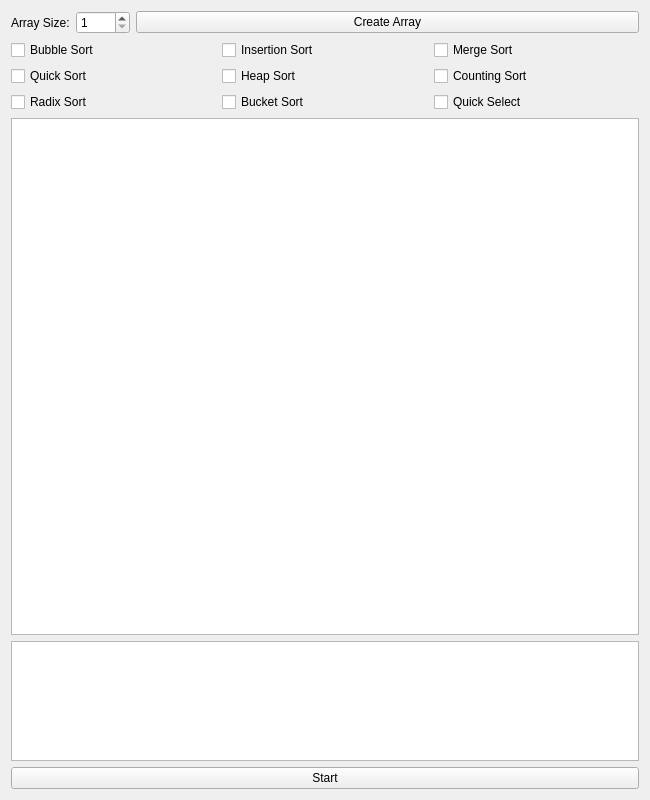
First picture: the form in widget.ui, repository NateJoshuaSmith/Algorithms, before the edit.
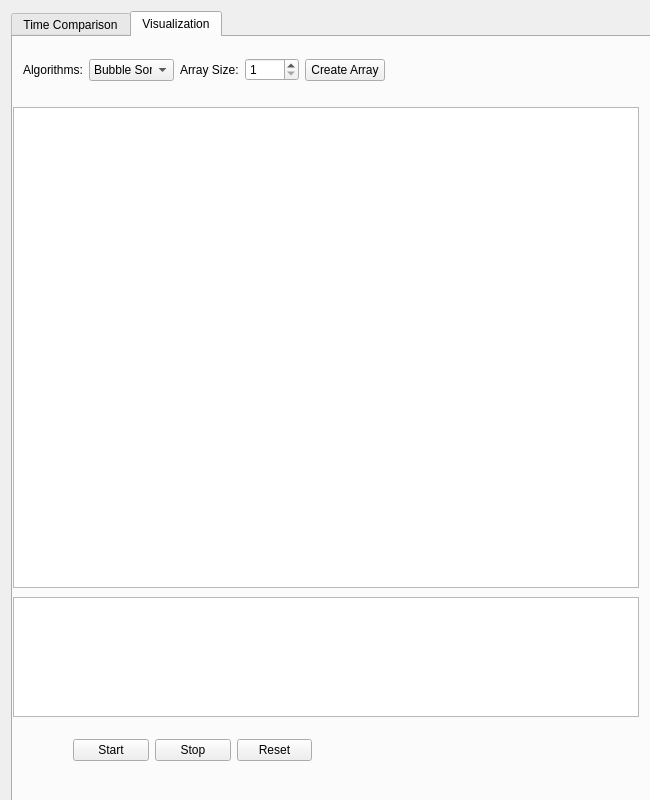
Second picture: the form after the edit. The open tabs and pages were chosen to show the change.

Diff of the .ui file:
```diff
--- a/widget.ui
+++ b/widget.ui
@@ -25,6 +25,28 @@
   <property name="windowTitle">
    <string>Form</string>
   </property>
+  <layout class="QVBoxLayout" name="verticalLayout_2">
+   <item>
+    <widget class="QTabWidget" name="tabWidget">
+     <property name="minimumSize">
+      <size>
+       <width>650</width>
+       <height>800</height>
+      </size>
+     </property>
+     <property name="maximumSize">
+      <size>
+       <width>650</width>
+       <height>800</height>
+      </size>
+     </property>
+     <property name="currentIndex">
+      <number>0</number>
+     </property>
+     <widget class="QWidget" name="tab">
+      <attribute name="title">
+       <string>Time Comparison</string>
+      </attribute>
   <layout class="QVBoxLayout" name="verticalLayout">
    <item>
     <layout class="QHBoxLayout" name="horizontalLayout_3">
@@ -67,7 +89,7 @@
     </layout>
    </item>
    <item>
-    <layout class="QHBoxLayout" name="horizontalLayout_2">
+        <layout class="QHBoxLayout" name="horizontalLayout_12">
      <item>
       <widget class="QCheckBox" name="bubble_sort_checkbox">
        <property name="text">
@@ -187,8 +209,6 @@
     </widget>
    </item>
    <item>
-    <layout class="QHBoxLayout" name="horizontalLayout">
-     <item>
       <widget class="QPushButton" name="start_button">
        <property name="text">
         <string>Start</string>
@@ -196,6 +216,202 @@
       </widget>
      </item>
     </layout>
+     </widget>
+     <widget class="QWidget" name="tab_2">
+      <attribute name="title">
+       <string>Visualization</string>
+      </attribute>
+      <widget class="QGraphicsView" name="graph_view_2">
+       <property name="geometry">
+        <rect>
+         <x>0</x>
+         <y>70</y>
+         <width>626</width>
+         <height>481</height>
+        </rect>
+       </property>
+       <property name="maximumSize">
+        <size>
+         <width>632</width>
+         <height>16777215</height>
+        </size>
+       </property>
+      </widget>
+      <widget class="QTextEdit" name="text_view_2">
+       <property name="geometry">
+        <rect>
+         <x>0</x>
+         <y>560</y>
+         <width>626</width>
+         <height>120</height>
+        </rect>
+       </property>
+       <property name="sizePolicy">
+        <sizepolicy hsizetype="Fixed" vsizetype="Fixed">
+         <horstretch>0</horstretch>
+         <verstretch>0</verstretch>
+        </sizepolicy>
+       </property>
+       <property name="minimumSize">
+        <size>
+         <width>571</width>
+         <height>41</height>
+        </size>
+       </property>
+       <property name="maximumSize">
+        <size>
+         <width>632</width>
+         <height>120</height>
+        </size>
+       </property>
+       <property name="readOnly">
+        <bool>true</bool>
+       </property>
+       <property name="html">
+        <string>&lt;!DOCTYPE HTML PUBLIC &quot;-//W3C//DTD HTML 4.0//EN&quot; &quot;http://www.w3.org/TR/REC-html40/strict.dtd&quot;&gt;
+&lt;html&gt;&lt;head&gt;&lt;meta name=&quot;qrichtext&quot; content=&quot;1&quot; /&gt;&lt;meta charset=&quot;utf-8&quot; /&gt;&lt;style type=&quot;text/css&quot;&gt;
+p, li { white-space: pre-wrap; }
+hr { height: 1px; border-width: 0; }
+li.unchecked::marker { content: &quot;\2610&quot;; }
+li.checked::marker { content: &quot;\2612&quot;; }
+&lt;/style&gt;&lt;/head&gt;&lt;body style=&quot; font-family:'Segoe UI'; font-size:9pt; font-weight:400; font-style:normal;&quot;&gt;
+&lt;p style=&quot;-qt-paragraph-type:empty; margin-top:0px; margin-bottom:0px; margin-left:0px; margin-right:0px; -qt-block-indent:0; text-indent:0px;&quot;&gt;&lt;br /&gt;&lt;/p&gt;&lt;/body&gt;&lt;/html&gt;</string>
+       </property>
+      </widget>
+      <widget class="QWidget" name="">
+       <property name="geometry">
+        <rect>
+         <x>10</x>
+         <y>20</y>
+         <width>362</width>
+         <height>26</height>
+        </rect>
+       </property>
+       <layout class="QHBoxLayout" name="horizontalLayout">
+        <item>
+         <widget class="QLabel" name="algo_label">
+          <property name="text">
+           <string>Algorithms:</string>
+          </property>
+         </widget>
+        </item>
+        <item>
+         <widget class="QComboBox" name="combo_box">
+          <item>
+           <property name="text">
+            <string>Bubble Sort</string>
+           </property>
+          </item>
+          <item>
+           <property name="text">
+            <string>Insertion Sort</string>
+           </property>
+          </item>
+          <item>
+           <property name="text">
+            <string>Merge Sort</string>
+           </property>
+          </item>
+          <item>
+           <property name="text">
+            <string>Quick Sort</string>
+           </property>
+          </item>
+          <item>
+           <property name="text">
+            <string>Heap Sort</string>
+           </property>
+          </item>
+          <item>
+           <property name="text">
+            <string>Counting Sort</string>
+           </property>
+          </item>
+          <item>
+           <property name="text">
+            <string>Radix Sort</string>
+           </property>
+          </item>
+          <item>
+           <property name="text">
+            <string>Bucket Sort</string>
+           </property>
+          </item>
+         </widget>
+        </item>
+        <item>
+         <widget class="QLabel" name="array_size_label_2">
+          <property name="sizePolicy">
+           <sizepolicy hsizetype="Fixed" vsizetype="Preferred">
+            <horstretch>0</horstretch>
+            <verstretch>0</verstretch>
+           </sizepolicy>
+          </property>
+          <property name="text">
+           <string>Array Size:</string>
+          </property>
+         </widget>
+        </item>
+        <item>
+         <widget class="QSpinBox" name="spin_box_2">
+          <property name="sizePolicy">
+           <sizepolicy hsizetype="Fixed" vsizetype="Fixed">
+            <horstretch>0</horstretch>
+            <verstretch>0</verstretch>
+           </sizepolicy>
+          </property>
+          <property name="minimum">
+           <number>1</number>
+          </property>
+          <property name="maximum">
+           <number>5000</number>
+          </property>
+         </widget>
+        </item>
+        <item>
+         <widget class="QPushButton" name="create_array_button_2">
+          <property name="text">
+           <string>Create Array</string>
+          </property>
+         </widget>
+        </item>
+       </layout>
+      </widget>
+      <widget class="QWidget" name="">
+       <property name="geometry">
+        <rect>
+         <x>60</x>
+         <y>700</y>
+         <width>239</width>
+         <height>26</height>
+        </rect>
+       </property>
+       <layout class="QHBoxLayout" name="horizontalLayout_2">
+        <item>
+         <widget class="QPushButton" name="visual_button">
+          <property name="text">
+           <string>Start</string>
+          </property>
+         </widget>
+        </item>
+        <item>
+         <widget class="QPushButton" name="stop_button">
+          <property name="text">
+           <string>Stop</string>
+          </property>
+         </widget>
+        </item>
+        <item>
+         <widget class="QPushButton" name="reset_button">
+          <property name="text">
+           <string>Reset</string>
+          </property>
+         </widget>
+        </item>
+       </layout>
+      </widget>
+     </widget>
+    </widget>
    </item>
   </layout>
  </widget>
```
Left out of the diff: 6 changed lines with no effect on the pictures. Lines whose indentation alone changed are shown as unchanged.
